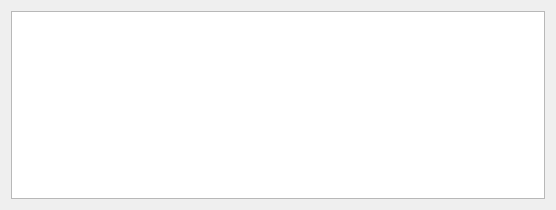
Qt form source/SubTests/VerbEnd/VerbEndWidget.ui (mandlm/ESGRAF48) before a commit.
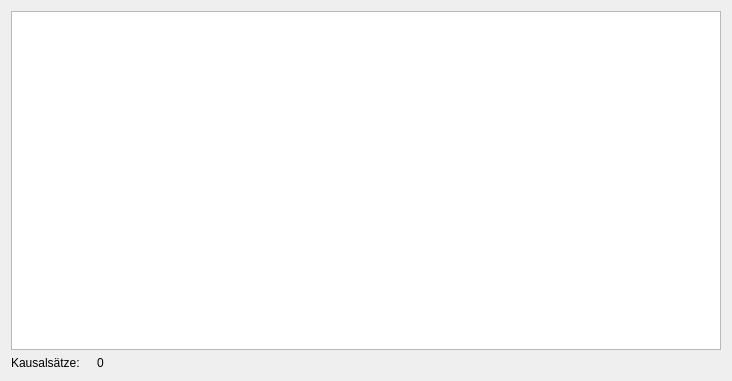
The same form after that commit.

Commit message: Display causal sentence point count below subtest 2

```diff
--- a/source/SubTests/VerbEnd/VerbEndWidget.ui
+++ b/source/SubTests/VerbEnd/VerbEndWidget.ui
@@ -6,8 +6,8 @@
    <rect>
     <x>0</x>
     <y>0</y>
-    <width>556</width>
-    <height>210</height>
+    <width>732</width>
+    <height>381</height>
    </rect>
   </property>
   <property name="windowTitle">
@@ -17,6 +17,30 @@
    <item>
     <widget class="QTableView" name="verbEndTableView"/>
    </item>
+   <item>
+    <layout class="QHBoxLayout" name="horizontalLayout">
+     <item>
+      <widget class="QLabel" name="label">
+       <property name="maximumSize">
+        <size>
+         <width>80</width>
+         <height>16777215</height>
+        </size>
+       </property>
+       <property name="text">
+        <string>Kausalsätze: </string>
+       </property>
+      </widget>
+     </item>
+     <item>
+      <widget class="QLabel" name="causalPointsLabel">
+       <property name="text">
+        <string>0</string>
+       </property>
+      </widget>
+     </item>
+    </layout>
+   </item>
   </layout>
  </widget>
  <resources/>
```
The commit also changes 4 other files.
